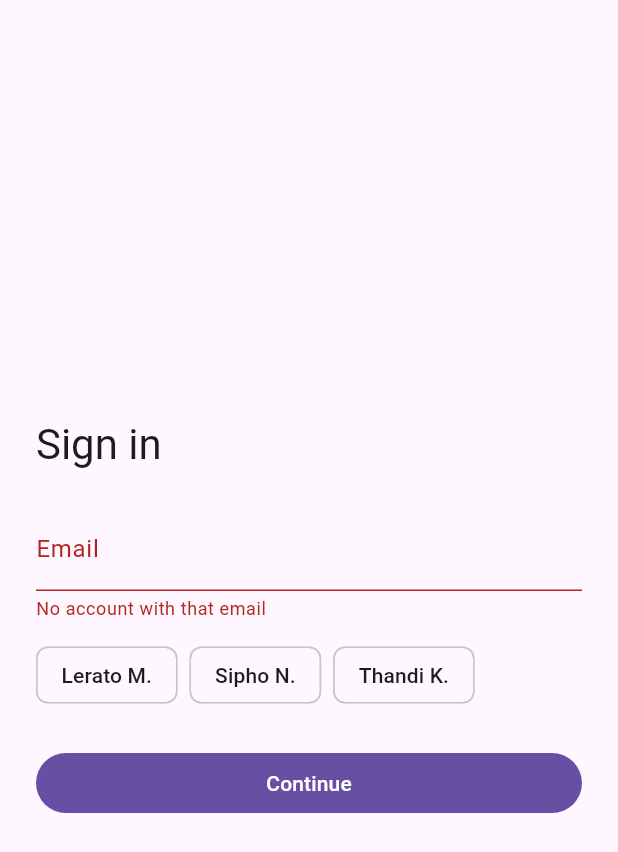
After one commit to ArchipeSesanga/Tallyvel-flutter, a Flutter app: the SignInScreen screen opened directly, after a tap on "Continue", on a phone screen of 412 x 824 dp. The commit adds this screen. Shown: the top 852 px of the screen. Run offline on Flutter 3.47's test engine with Material 3 defaults, Android fonts, the phone set to English and light mode, and no system bars; our stand-ins replace flutter_riverpod, flutter_svg, go_router, riverpod_annotation, shared_preferences; accounts and stored records are empty; generated files the repository leaves out were written again.

Commit message:
Add route and screens

```diff
--- /dev/null
+++ b/lib/features/auth/data/auth_provider.dart
@@ -0,0 +1,22 @@
+import 'package:riverpod_annotation/riverpod_annotation.dart';
+import 'package:tallyvel/features/auth/domain/auth_state.dart';
+
+part 'auth_provider.g.dart';
+
+/// The current sign-in state. Fake for now: nothing is persisted.
+@Riverpod(keepAlive: true)
+class Auth extends _$Auth {
+  @override
+  AuthState build() => const SignedOut();
+
+  /// Signs in as the persona with [email]. Returns false if there is none.
+  bool signInWithEmail(String email) {
+    final persona = Persona.fromEmail(email);
+    if (persona == null) return false;
+    state = SignedIn(persona);
+    return true;
+  }
+
+  /// Signs out.
+  void signOut() => state = const SignedOut();
+}
--- /dev/null
+++ b/lib/features/auth/domain/auth_state.dart
@@ -0,0 +1,49 @@
+/// The people the fake sign-in can sign in as.
+enum Persona {
+  /// Lerato M.
+  lerato('Lerato M.', 'lerato@tallyvel.test'),
+
+  /// Sipho N.
+  sipho('Sipho N.', 'sipho@tallyvel.test'),
+
+  /// Thandi K.
+  thandi('Thandi K.', 'thandi@tallyvel.test');
+
+  const Persona(this.displayName, this.email);
+
+  /// Name shown in the UI.
+  final String displayName;
+
+  /// The email that signs in as this persona.
+  final String email;
+
+  /// The persona whose [email] matches [input], ignoring case and
+  /// surrounding spaces, or null when there is none.
+  static Persona? fromEmail(String input) {
+    final wanted = input.trim().toLowerCase();
+    for (final p in values) {
+      if (p.email == wanted) return p;
+    }
+    return null;
+  }
+}
+
+/// Whether someone is signed in.
+sealed class AuthState {
+  const AuthState();
+}
+
+/// Nobody is signed in.
+class SignedOut extends AuthState {
+  /// Creates the signed-out state.
+  const SignedOut();
+}
+
+/// [persona] is signed in.
+class SignedIn extends AuthState {
+  /// Creates the signed-in state for [persona].
+  const SignedIn(this.persona);
+
+  /// Who is signed in.
+  final Persona persona;
+}
--- /dev/null
+++ b/lib/features/auth/presentation/sign_in_screen.dart
@@ -0,0 +1,79 @@
+import 'package:flutter/material.dart';
+import 'package:flutter_riverpod/flutter_riverpod.dart';
+import 'package:tallyvel/features/auth/data/auth_provider.dart';
+import 'package:tallyvel/features/auth/domain/auth_state.dart';
+
+/// Fake sign-in: type the email of Lerato, Sipho or Thandi, or tap a chip.
+///
+/// On success the router's redirect moves the user on; this screen does not
+/// navigate itself.
+class SignInScreen extends ConsumerStatefulWidget {
+  /// Creates the sign-in screen.
+  const SignInScreen({super.key});
+
+  @override
+  ConsumerState<SignInScreen> createState() => _SignInScreenState();
+}
+
+class _SignInScreenState extends ConsumerState<SignInScreen> {
+  final _email = TextEditingController();
+  String? _error;
+
+  @override
+  void dispose() {
+    _email.dispose();
+    super.dispose();
+  }
+
+  void _submit() {
+    final ok = ref.read(authProvider.notifier).signInWithEmail(_email.text);
+    if (!ok) setState(() => _error = 'No account with that email');
+  }
+
+  @override
+  Widget build(BuildContext context) => Scaffold(
+        body: SafeArea(
+          child: Padding(
+            padding: const EdgeInsets.all(24),
+            child: Column(
+              mainAxisAlignment: MainAxisAlignment.center,
+              crossAxisAlignment: CrossAxisAlignment.stretch,
+              children: [
+                Text(
+                  'Sign in',
+                  style: Theme.of(context).textTheme.headlineMedium,
+                ),
+                const SizedBox(height: 24),
+                TextField(
+                  controller: _email,
+                  keyboardType: TextInputType.emailAddress,
+                  autocorrect: false,
+                  onChanged: (_) => setState(() => _error = null),
+                  onSubmitted: (_) => _submit(),
+                  decoration: InputDecoration(
+                    labelText: 'Email',
+                    errorText: _error,
+                  ),
+                ),
+                const SizedBox(height: 12),
+                Wrap(
+                  spacing: 8,
+                  children: [
+                    for (final p in Persona.values)
+                      ActionChip(
+                        label: Text(p.displayName),
+                        onPressed: () => setState(() {
+                          _email.text = p.email;
+                          _error = null;
+                        }),
+                      ),
+                  ],
+                ),
+                const SizedBox(height: 24),
+                FilledButton(onPressed: _submit, child: const Text('Continue')),
+              ],
+            ),
+          ),
+        ),
+      );
+}
--- a/pubspec.yaml
+++ b/pubspec.yaml
@@ -19,7 +19,7 @@ publish_to: 'none' # Remove this line if you wish to publish to pub.dev
 version: 1.0.0+1
 
 environment:
-  sdk: 3.13.0
+  sdk: ^3.13.0
 
 # Dependencies specify other packages that your package needs in order to work.
 # To automatically upgrade your package dependencies to the latest versions
@@ -37,11 +37,13 @@ dependencies:
   flutter_svg: 2.3.2
   riverpod_annotation: 4.0.8
   shared_preferences: 2.5.6
+  go_router: 18.1.4
 
 dev_dependencies:
   build_runner: 2.17.1
   flutter_test:
     sdk: flutter
+  go_router_builder: 4.5.3
   riverpod_generator: 4.0.10
   riverpod_lint: 3.2.0
   very_good_analysis: 11.0.0
```
Also changed, not shown: lib/app/app.dart (+10 -3 lines), lib/core/router/app_router.dart (added, +137 -0 lines), lib/core/router/app_shell.dart (added, +46 -0 lines), lib/core/router/auth_redirect.dart (added, +48 -0 lines), lib/core/router/routes.dart (added, +18 -0 lines), lib/features/activity/presentation/activity_screen.dart (added, +11 -0 lines), lib/features/home/presentation/home_screen.dart (added, +11 -0 lines), lib/features/profile/presentation/profile_screen.dart (added, +39 -0 lines), lib/features/stokvel_detail/presentation/cycle_screen.dart (added, +23 -0 lines), lib/features/stokvel_detail/presentation/stokvel_detail_screen.dart (added, +23 -0 lines), lib/features/stokvels/presentation/stokvels_screen.dart (added, +19 -0 lines), pubspec.lock, 2 other files.
